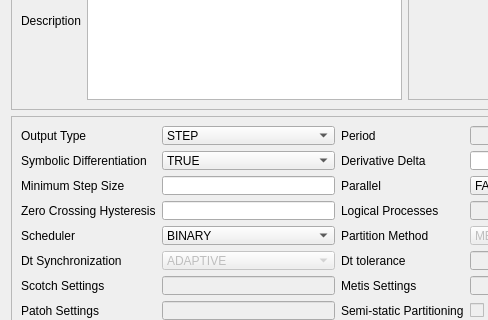
Above: ui/run.ui from CIFASIS/qss-solver before the change; both pictures show x 0 to 488 and y 163 to 483 of the 664 by 606 pixel window. Below: the same form after it.
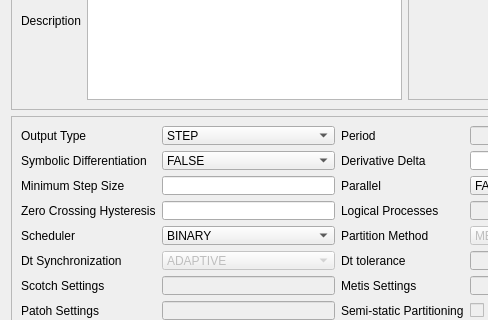
That is the form after the change.

Commit message: Change Symbolic Diff ComboBox Order.

What changed in the file:
```diff
--- a/ui/run.ui
+++ b/ui/run.ui
@@ -266,7 +266,7 @@
        <widget class="QComboBox" name="_symDiff">
         <item>
          <property name="text">
-          <string>TRUE</string>
+          <string>FALSE</string>
          </property>
         </item>
         <item>
```
Left out of the diff: 2 changed lines with no effect on the pictures.
